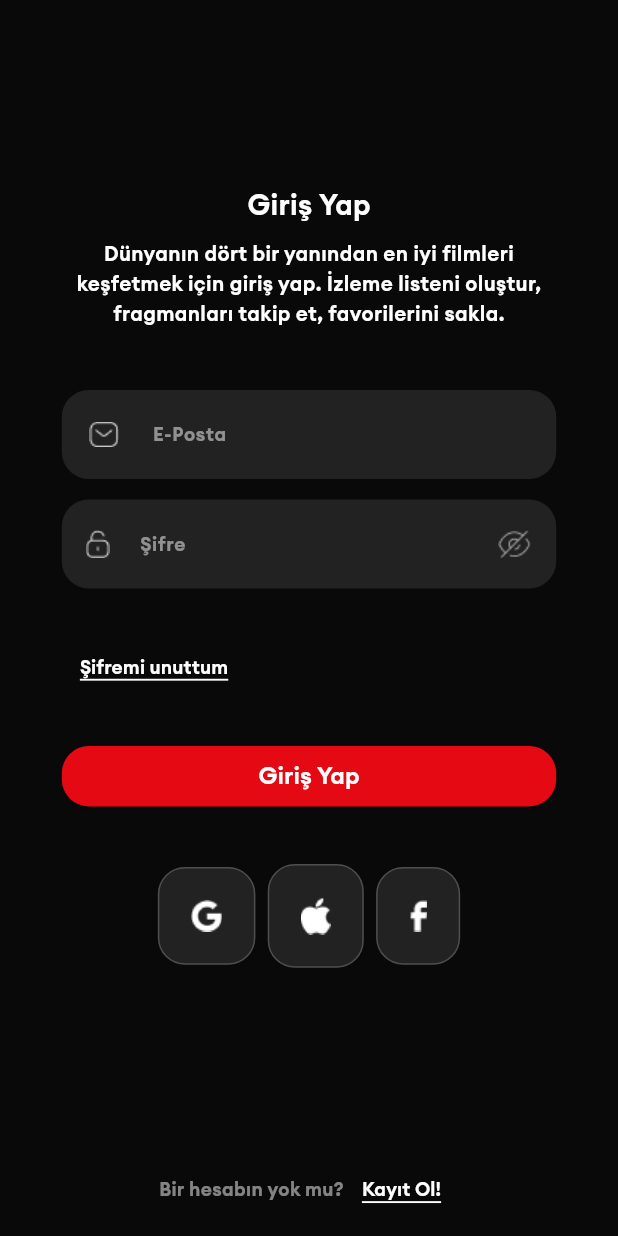
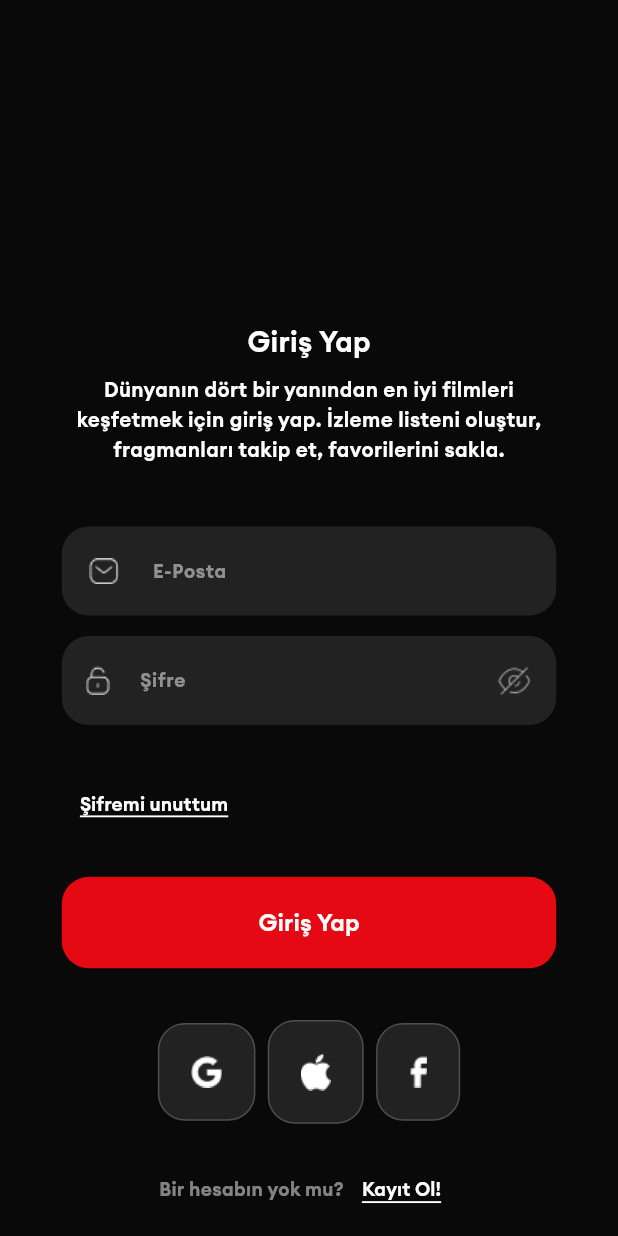
Before and after one commit to mustafatihgunduz/datingcase, a Flutter app: the screen it shows after launch, on a phone screen of 412 x 824 dp. Run offline on Flutter 3.47's test engine with Material 3 defaults, Android fonts, the phone set to English and light mode, and no system bars; our stand-ins replace badges, easy_localization, firebase_analytics, firebase_core, flutter_bloc, flutter_secure_storage and 3 more; accounts and stored records are empty.

Commit message:
fix: Login screen height problem fixed

```diff
--- a/lib/constants/styles.dart
+++ b/lib/constants/styles.dart
@@ -250,11 +250,17 @@ class KStyles {
     return kButtonTextStyle;
   }
 
-  static ButtonStyle kButtonStyle(BuildContext context) {
+  static ButtonStyle kButtonStyle(
+    BuildContext context, {
+    bool isProfile = false,
+  }) {
     var kButtonStyle = ButtonStyle(
       backgroundColor: WidgetStatePropertyAll<Color>(kButtonColor),
       padding: WidgetStatePropertyAll<EdgeInsets>(
-        EdgeInsets.symmetric(horizontal: kEighteenSize, vertical: kNineSize),
+        EdgeInsets.symmetric(
+          horizontal: kEighteenSize,
+          vertical: isProfile ? kNineSize : kEighteenSize,
+        ),
       ),
       shape: WidgetStatePropertyAll<OutlinedBorder>(
         RoundedRectangleBorder(borderRadius: kBorderRadius),
--- a/lib/view/auth/login/components/login_builder.dart
+++ b/lib/view/auth/login/components/login_builder.dart
@@ -46,13 +46,18 @@ class LoginBuilder extends StatelessWidget {
           child: Column(
             children: [
               Expanded(
-                child: Center(
                 child: SingleChildScrollView(
+                  child: ConstrainedBox(
+                    constraints: BoxConstraints(
+                      minHeight: SizeConfig.screenHeight! / 1.1,
+                    ),
+                    child: IntrinsicHeight(
                       child: Column(
                         mainAxisSize: MainAxisSize.min,
                         crossAxisAlignment: CrossAxisAlignment.center,
                         mainAxisAlignment: MainAxisAlignment.center,
                         children: [
+                          Spacer(),
                           LoginTitle(),
                           LoginDescription(),
                           SizedBox(height: KStyles.kFourtySize),
@@ -84,6 +89,7 @@ class LoginBuilder extends StatelessWidget {
                     ),
                   ),
                 ),
+              ),
               CustomBottomNavigate(
                 navigationService: _navigationService,
                 title: LocaleKeys.still_dont_have_an_account.tr(),
--- a/lib/view/profile/components/user_detail.dart
+++ b/lib/view/profile/components/user_detail.dart
@@ -68,7 +68,7 @@ class UserDetail extends StatelessWidget {
         SizedBox(width: KStyles.kThirtySixSize),
         ElevatedButton(
           onPressed: () {},
-          style: KStyles.kButtonStyle(context),
+          style: KStyles.kButtonStyle(context, isProfile: true),
           child: Text(
             LocaleKeys.add_picture.tr(),
             style: KStyles.kButtonTextStyle(context),
```
Lines whose indentation alone changed are shown as unchanged.
